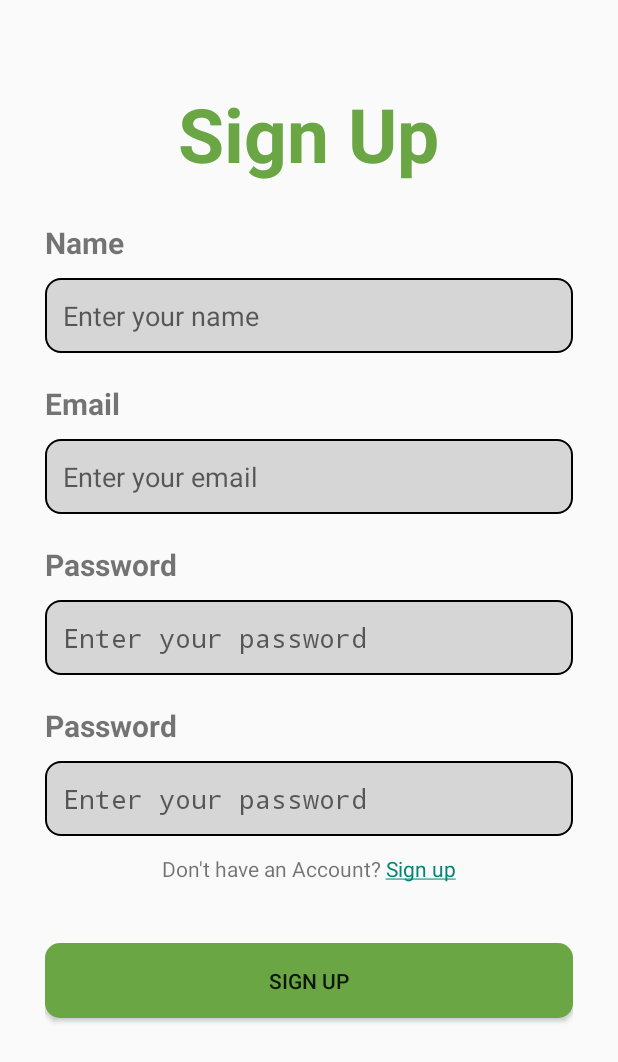
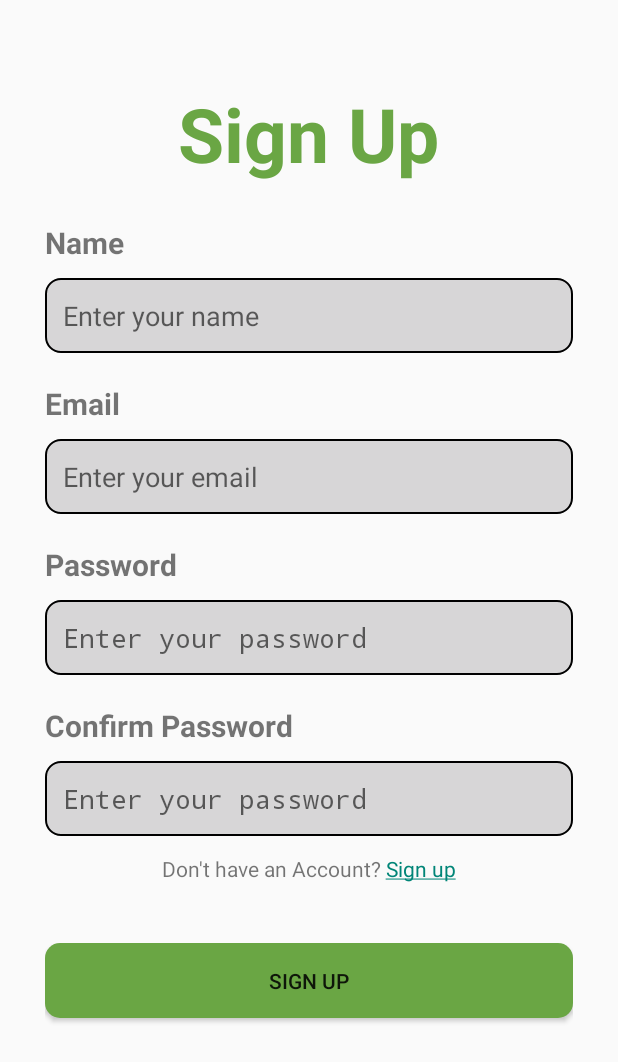
Before and after one commit to giannakat/ExpirEase, an Android app: the RegisterActivity screen opened directly, with no data from a screen before it, on a phone screen of 412 x 824 dp. Shown: the top 1062 px of the screen. Run offline under Robolectric (Android 15) with nearby library versions, the phone set to English and light mode, and no system bars.

```diff
--- a/app/src/main/res/layout/activity_register.xml
+++ b/app/src/main/res/layout/activity_register.xml
@@ -96,7 +96,7 @@
         android:layout_width="wrap_content"
         android:layout_height="wrap_content"
         android:textStyle="bold"
-        android:text="Password"
+        android:text="Confirm Password"
         android:layout_marginTop="20dp"
         android:textSize="20sp"/>
 
```
